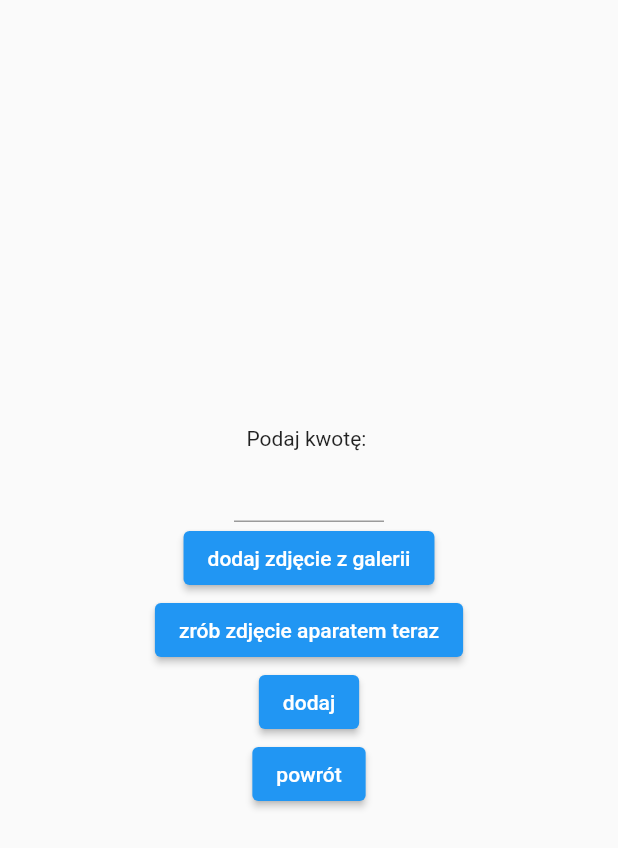
After one commit to kodowiec/bogzaplac, a Flutter app: the screen it shows after launch, after a tap on "dodaj", on a phone screen of 412 x 824 dp. The commit adds this screen. Shown: the top 848 px of the screen. Run offline on Flutter 3.47's test engine with Material 2 defaults, Android fonts, the phone set to English and light mode, and no system bars; our stand-ins replace dio, image_picker; network calls fail.

Commit message:
client: submit data screens&code (core feature)

```diff
--- a/bz_client/lib/main.dart
+++ b/bz_client/lib/main.dart
@@ -3,6 +3,7 @@
 import 'settings.dart';
 
 ConnectionSettings connectionSettings = ConnectionSettings();
+String appSetUser = "flutterTest"; //TODO: user specified
 void main() => runApp(const MyApp());
 
 class MyApp extends StatelessWidget {
--- /dev/null
+++ b/bz_client/lib/screens/newentry.dart
@@ -0,0 +1,72 @@
+import 'dart:io';
+import 'package:image_picker/image_picker.dart';
+import 'package:flutter/material.dart';
+import 'pushentry.dart';
+
+class NewEntryScreen extends StatefulWidget {
+  const NewEntryScreen({Key? key, required this.appSetUser}) : super(key: key);
+  final String appSetUser;
+
+  @override
+  State<NewEntryScreen> createState() => _NewEntryScreenState();
+}
+
+class _NewEntryScreenState extends State<NewEntryScreen> {
+  String _cost = "";
+  late XFile? image = null;
+  final ImagePicker _picker = ImagePicker();
+
+  void getImage(bool fromCamera) async
+  {
+    image = await _picker.pickImage(source: ((fromCamera)? ImageSource.camera : ImageSource.gallery));
+    setState(() {});
+  }
+
+  Future<void> getLostData() async
+  {
+    final LostDataResponse response = await _picker.retrieveLostData();
+
+    if (response.isEmpty)
+    {
+      return;
+    }
+    if (response.file != null)
+    {
+      setState(() {
+        image = response.file;
+      });
+    }
+  }
+
+  @override
+  Widget build(BuildContext context) {
+    if (Platform.isAndroid) getLostData(); //this apparently only needs to happen on android according to image_picker plugin's page
+    return Scaffold(
+      body: Center(
+        child: Column(
+          mainAxisAlignment: MainAxisAlignment.center,
+          children: [
+            const Text("Podaj kwotę: "),
+            SizedBox(
+              width: 100,
+              child:  TextFormField(
+                onChanged: (text) => _cost = text,
+                autocorrect: false,
+                enableIMEPersonalizedLearning: false,
+                enableInteractiveSelection: false,
+                enableSuggestions: false,
+                textAlign: TextAlign.center,
+                keyboardType: const TextInputType.numberWithOptions(decimal: true, signed: false),
+              ),
+            ),
+            (image == null)? ElevatedButton(onPressed: () { getImage(false); }, child: const Text("dodaj zdjęcie z galerii"))     : const SizedBox(height: 0),
+            (image == null)? ElevatedButton(onPressed: () { getImage(true);  }, child: const Text("zrób zdjęcie aparatem teraz")) : const Text("\nzdjęcie jest załączone\nwróć do menu aby je usunąć\n"),
+            ElevatedButton(
+              onPressed: () { Navigator.push(context, MaterialPageRoute(builder: (context) => PushedEntryScreen(pubItem: SubmitItem(username: widget.appSetUser, cost: _cost, image: image))) ); },
+              child: const Text("dodaj")),
+            ElevatedButton(onPressed: () { Navigator.pop(context); }, child: const Text("powrót")),
+          ],
+        ),
+      ));
+  }
+}
--- a/bz_client/lib/screens/titlescreen.dart
+++ b/bz_client/lib/screens/titlescreen.dart
@@ -1,5 +1,7 @@
 import 'package:flutter/material.dart';
 import 'history.dart';
+import 'newentry.dart';
+import 'package:bogzaplac/main.dart';
 
 class TitleScreen extends StatefulWidget {
   const TitleScreen({Key? key}) : super(key: key);
@@ -16,11 +18,13 @@ class _TitleScreenState extends State<TitleScreen> {
         child: Padding(
           padding: const EdgeInsets.all(50),
           child: Column(
+            mainAxisAlignment: MainAxisAlignment.center,
             children: [
               const Expanded(flex: 1, child: Text("")),
               Expanded(
-                flex: 1,
+                flex: 2,
                 child: GridView(
+                  shrinkWrap: true,
                   gridDelegate: const SliverGridDelegateWithFixedCrossAxisCount(
                     crossAxisCount: 1,
                     mainAxisSpacing: 20,
@@ -30,7 +34,7 @@ class _TitleScreenState extends State<TitleScreen> {
                   ),
                   children: [
                     const Text("codename BogZaplac", style: TextStyle(fontSize: 25), textAlign: TextAlign.center),
-                    ElevatedButton(onPressed: () {}, child: const Text("dodaj")),
+                    ElevatedButton(onPressed: () { Navigator.push(context, MaterialPageRoute(builder: (context) => NewEntryScreen(appSetUser: appSetUser))); }, child: const Text("dodaj")),
                     ElevatedButton(onPressed: () { Navigator.push(context, MaterialPageRoute(builder: (context) => const HistoryScreen())); }, child: const Text("historia")),
                   ],
                 ),
--- a/bz_client/pubspec.yaml
+++ b/bz_client/pubspec.yaml
@@ -36,6 +36,7 @@ dependencies:
   cupertino_icons: ^1.0.2
   http: ^0.13.4
   dio: ^4.0.4
+  image_picker: ^0.8.4+4
 
 dev_dependencies:
   flutter_test:
```
Also changed, not shown: bz_client/lib/screens/pushentry.dart (added, +93 -0 lines), 1 other file.
